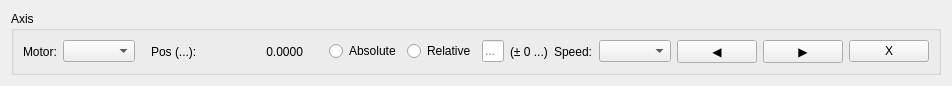
Qt form src/app/axiscontrollwidget/AxisControlWidget.ui (changhui-pal/QtKohzuController) before a commit.
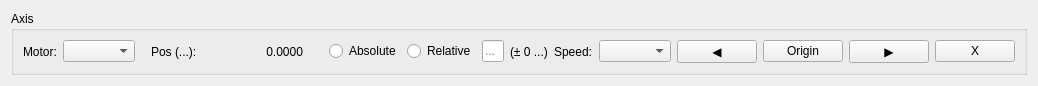
The same form after that commit.

```diff
--- a/src/app/axiscontrollwidget/AxisControlWidget.ui
+++ b/src/app/axiscontrollwidget/AxisControlWidget.ui
@@ -130,6 +130,13 @@
         </property>
        </widget>
       </item>
+      <item>
+       <widget class="QPushButton" name="originButton">
+        <property name="text">
+         <string>Origin</string>
+        </property>
+       </widget>
+      </item>
       <item>
        <widget class="QPushButton" name="cwButton">
         <property name="text">
```
Left out of the diff: 1 changed line with no effect on the pictures.
